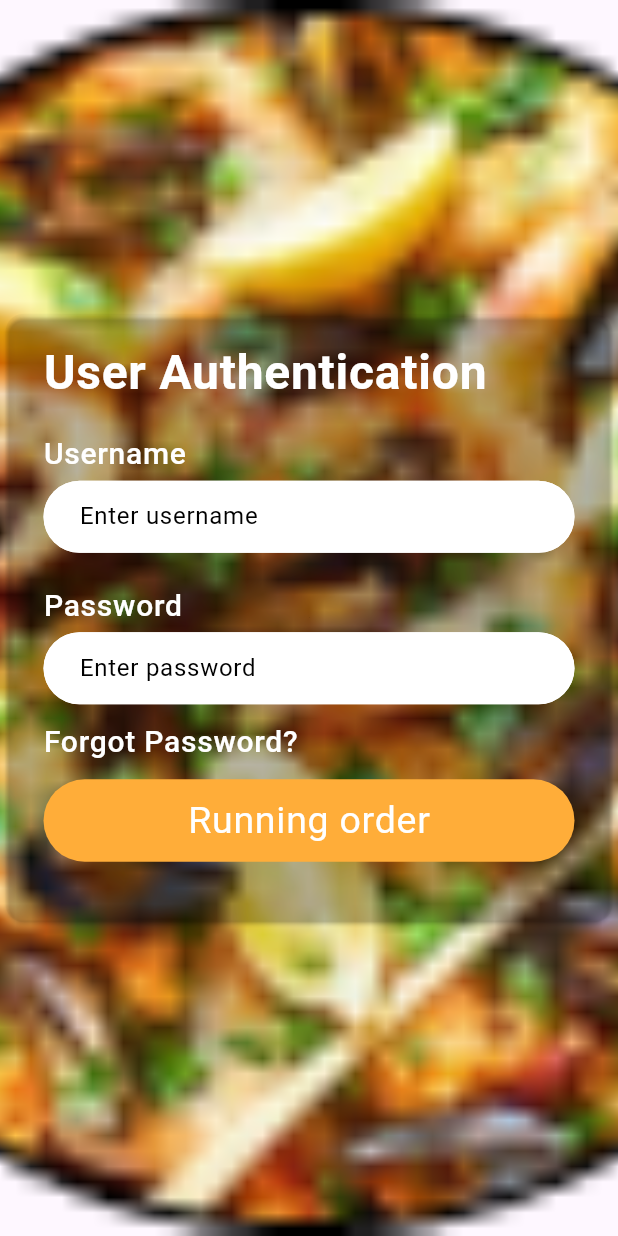
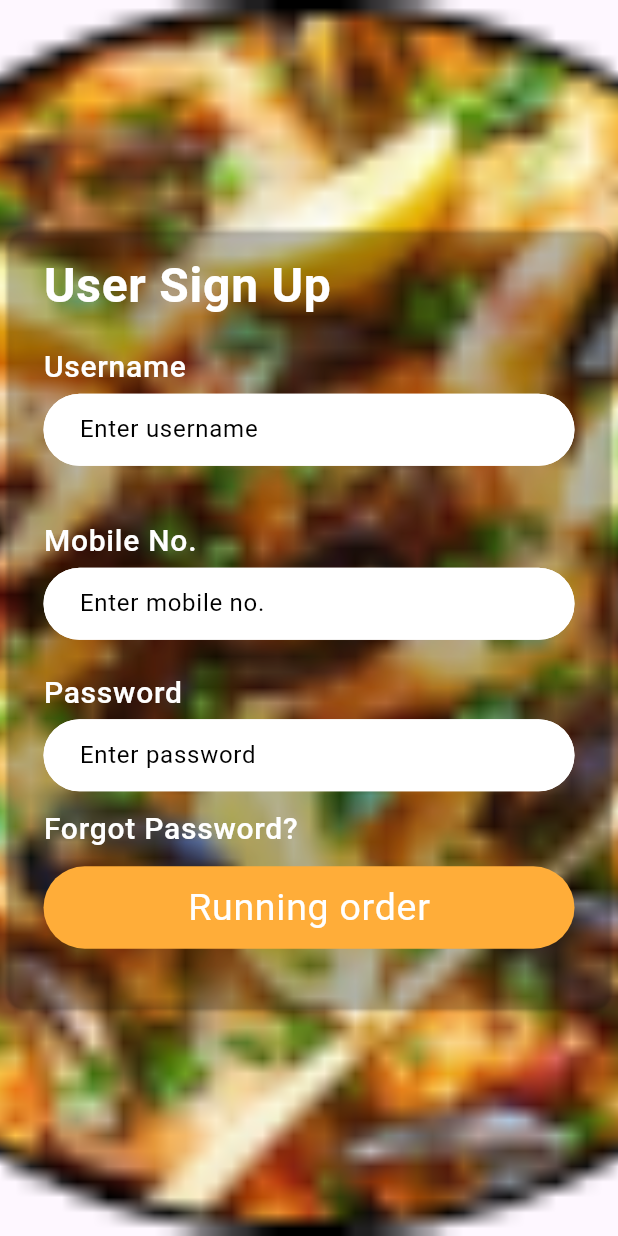
Before and after one commit to sznpok/online_food_app, a Flutter app: the screen it shows after launch, on a phone screen of 412 x 824 dp. Run offline on Flutter 3.47's test engine with Material 3 defaults, Android fonts, the phone set to English and light mode, and no system bars; our stand-ins replace google_fonts; missing offline and left inert: dart:ffi.

Commit message:
signup screen added:

```diff
--- a/lib/main.dart
+++ b/lib/main.dart
@@ -3,6 +3,7 @@ import 'package:online_food_project/presentation/view/auth/login_screen.dart';
 
 import 'core/themes/size.dart';
 import 'core/themes/theme.dart';
+import 'presentation/view/auth/sign_up_screen.dart';
 import 'presentation/view/display_screen.dart';
 import 'presentation/view/menu_screen.dart';
 import 'presentation/view/order_screen.dart';
@@ -22,7 +23,7 @@ class MyApp extends StatelessWidget {
       debugShowCheckedModeBanner: false,
 
      theme: theme(context),
-      home:  LoginScreen(),
+      home:  SignUpScreen(),
     );
   }
 }
--- /dev/null
+++ b/lib/presentation/view/auth/sign_up_screen.dart
@@ -0,0 +1,135 @@
+import 'package:flutter/material.dart';
+import 'package:online_food_project/core/themes/size.dart';
+import 'package:online_food_project/core/themes/theme.dart';
+import '../../widgets/custom_button.dart';
+import '../../widgets/custom_circular_button.dart';
+import '../../widgets/custom_textfield.dart';
+
+class SignUpScreen extends StatefulWidget {
+  const SignUpScreen({super.key});
+
+  @override
+  State<SignUpScreen> createState() => _SignUpScreenState();
+}
+
+class _SignUpScreenState extends State<SignUpScreen> {
+  TextEditingController _userNameController = TextEditingController();
+  TextEditingController _mobileNoController = TextEditingController();
+  TextEditingController _passwordController = TextEditingController();
+
+  @override
+  void dispose() {
+    _userNameController.dispose();
+    _passwordController.dispose();
+    _mobileNoController.dispose();
+    super.dispose();
+  }
+
+  @override
+  Widget build(BuildContext context) {
+    return Scaffold(
+      body: Container(
+        decoration: BoxDecoration(
+          image: DecorationImage(
+            image: AssetImage("assets/images/images 1.png"),
+            fit: BoxFit
+                .cover, // This ensures the image covers the entire background
+          ),
+        ),
+        child: Center(
+          child: Card(
+            color: Colors.transparent,
+            child: Container(
+              width: SizeConfig.screenWidth!,
+              padding: EdgeInsets.symmetric(horizontal: 25, vertical: 15),
+              child: Column(
+                crossAxisAlignment: CrossAxisAlignment.start,
+                mainAxisSize: MainAxisSize.min,
+                children: [
+                  Text(
+                    "User Sign Up",
+                    style: Theme.of(context).textTheme.bodyLarge!.copyWith(
+                        fontSize: 32,
+                        fontWeight: FontWeight.w600,
+                        color: primaryColor),
+                  ),
+                  SizedBox(
+                    height: 15,
+                  ),
+                  Text(
+                    "Username",
+                    style: Theme.of(context).textTheme.bodyLarge!.copyWith(
+                        fontSize: 20,
+                        fontWeight: FontWeight.w500,
+                        color: primaryColor),
+                  ),
+                  SizedBox(
+                    height: 3,
+                  ),
+                  CustomTextfield(
+                    hintText: "Enter username",
+                    controller: _userNameController,
+                  ),
+                  SizedBox(
+                    height: 20,
+                  ),
+                  SizedBox(
+                    height: 15,
+                  ),
+                  Text(
+                    "Mobile No.",
+                    style: Theme.of(context).textTheme.bodyLarge!.copyWith(
+                        fontSize: 20,
+                        fontWeight: FontWeight.w500,
+                        color: primaryColor),
+                  ),
+                  SizedBox(
+                    height: 3,
+                  ),
+                  CustomTextfield(
+                    hintText: "Enter mobile no.",
+                    controller: _mobileNoController,
+                  ),
+                  SizedBox(
+                    height: 20,
+                  ),
+                  Text(
+                    "Password",
+                    style: Theme.of(context).textTheme.bodyLarge!.copyWith(
+                        fontSize: 20,
+                        fontWeight: FontWeight.w500,
+                        color: primaryColor),
+                  ),
+                  SizedBox(
+                    height: 3,
+                  ),
+                  CustomTextfield(
+                    hintText: "Enter password",
+                    controller: _passwordController,
+                  ),
+                  SizedBox(
+                    height: 10,
+                  ),
+                  Text(
+                    "Forgot Password?",
+                    style: Theme.of(context).textTheme.bodyLarge!.copyWith(
+                        fontSize: 20,
+                        fontWeight: FontWeight.w500,
+                        color: primaryColor),
+                  ),
+                  SizedBox(
+                    height: 10,
+                  ),
+                  CustomCircularButton(buttonName: "Running order"),
+                  SizedBox(
+                    height: 25,
+                  ),
+                ],
+              ),
+            ),
+          ),
+        ),
+      ),
+    );
+  }
+}
```
